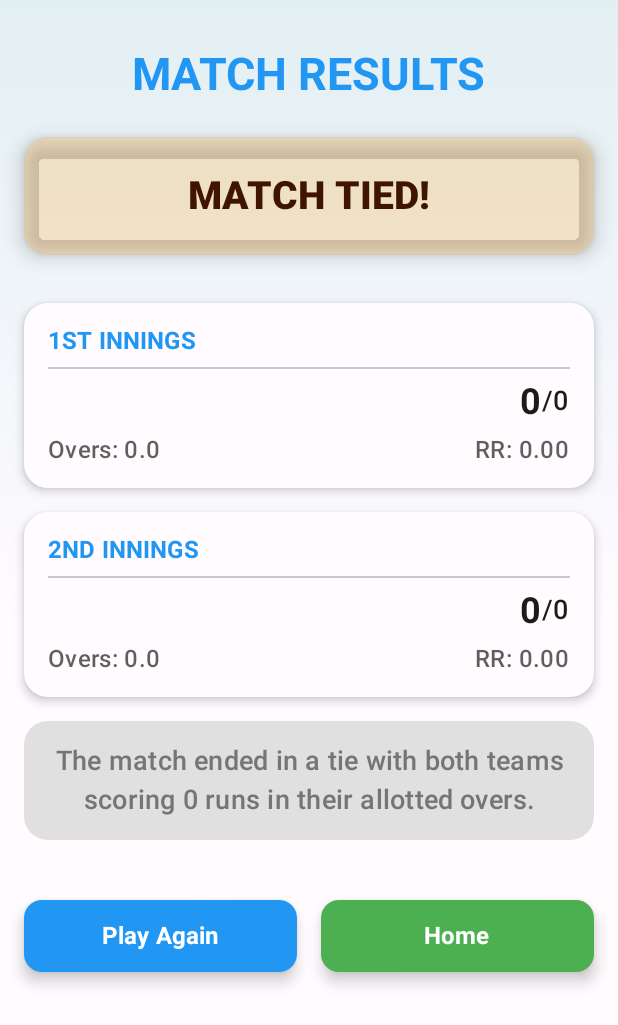
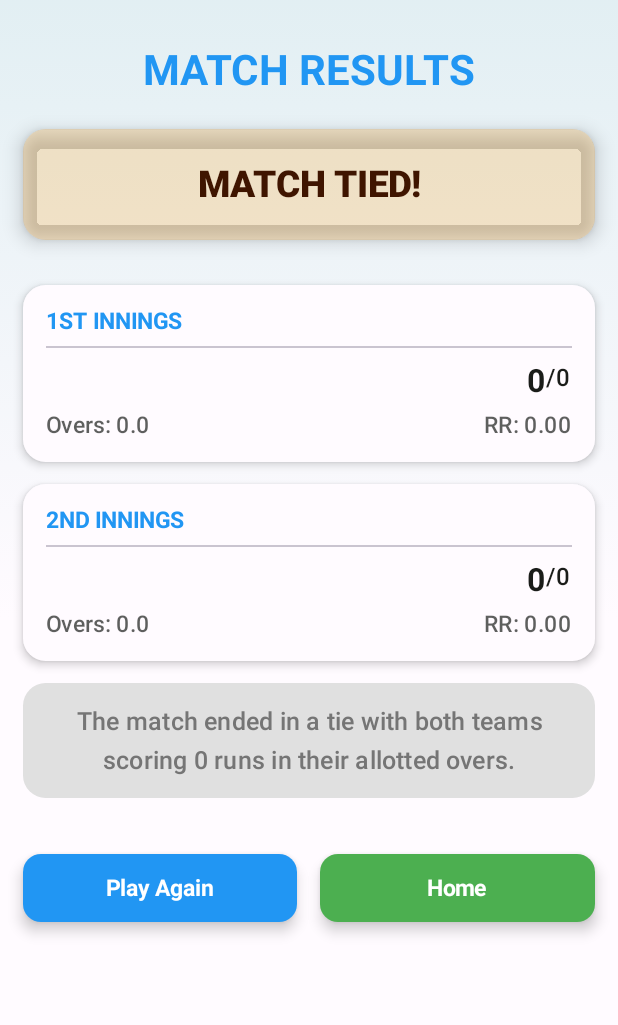
Before and after one commit to AbhinavSantoshi/BookCricketApp, an Android app built with Jetpack Compose: the ResultsScreen screen opened through its navigation route, on a phone screen of 412 x 824 dp. Shown: the top 1025 px of the screen. Run offline under Robolectric (Android 15) with nearby library versions, the phone set to English and light mode, and no system bars; Roboto replaces fonts that are not available here.

Commit message:
Scaling Improvements

```diff
--- a/app/src/main/java/com/example/bookcricketapp/components/CricketButton.kt
+++ b/app/src/main/java/com/example/bookcricketapp/components/CricketButton.kt
@@ -14,9 +14,11 @@ import androidx.compose.ui.graphics.Brush
 import androidx.compose.ui.graphics.Color
 import androidx.compose.ui.graphics.Shape
 import androidx.compose.ui.graphics.graphicsLayer
+import androidx.compose.ui.platform.LocalLayoutDirection
 import androidx.compose.ui.text.TextStyle
 import androidx.compose.ui.text.font.FontWeight
 import androidx.compose.ui.unit.dp
+import com.example.bookcricketapp.utils.*
 
 @Composable
 fun CricketButton(
@@ -30,6 +32,8 @@ fun CricketButton(
 ) {
     val interactionSource = remember { MutableInteractionSource() }
     val isPressed by interactionSource.collectIsPressedAsState()
+    val uiScale = rememberUiScaleUtils()
+    val layoutDir = LocalLayoutDirection.current
 
     // Enhanced scale animation when pressed for better feedback
     val scale by animateFloatAsState(
@@ -95,7 +99,7 @@ fun CricketButton(
         )
     }
 
-    // Enhanced elevation effect
+    // Enhanced elevation effect with scaled values
     val elevation = when (buttonType) {
         ButtonType.OUTLINE -> ButtonDefaults.buttonElevation(
             defaultElevation = 0.dp,
@@ -103,8 +107,8 @@ fun CricketButton(
             disabledElevation = 0.dp
         )
         else -> ButtonDefaults.buttonElevation(
-            defaultElevation = 6.dp,
-            pressedElevation = 2.dp,
+            defaultElevation = uiScale.scaledDp(6.dp),
+            pressedElevation = uiScale.scaledDp(2.dp),
             disabledElevation = 0.dp
         )
     }
@@ -121,14 +125,17 @@ fun CricketButton(
                 OutlinedButton(
                     onClick = onClick,
                     modifier = Modifier
-                        .height(48.dp)
+                        .scaledHeight(48.dp)
                         .fillMaxWidth(),
                     enabled = enabled,
                     shape = shape,
                     interactionSource = interactionSource,
                     elevation = elevation,
                     colors = colors as ButtonColors,
-                    contentPadding = contentPadding,
+                    contentPadding = PaddingValues(
+                        horizontal = uiScale.scaledDp(contentPadding.calculateLeftPadding(layoutDir)),
+                        vertical = uiScale.scaledDp(contentPadding.calculateTopPadding())
+                    ),
                     content = content
                 )
             }
@@ -136,14 +143,17 @@ fun CricketButton(
                 Button(
                     onClick = onClick,
                     modifier = Modifier
-                        .height(48.dp)
+                        .scaledHeight(48.dp)
                         .fillMaxWidth(),
                     enabled = enabled,
                     shape = shape,
                     interactionSource = interactionSource,
                     elevation = elevation,
                     colors = colors,
-                    contentPadding = contentPadding,
+                    contentPadding = PaddingValues(
+                        horizontal = uiScale.scaledDp(contentPadding.calculateLeftPadding(layoutDir)),
+                        vertical = uiScale.scaledDp(contentPadding.calculateTopPadding())
+                    ),
                     content = content
                 )
             }
@@ -158,7 +168,9 @@ fun CricketText(
     fontWeight: FontWeight = FontWeight.Medium,
     color: Color = Color.Unspecified
 ) {
-    Text(
+    val uiScale = rememberUiScaleUtils()
+
+    ScaledText(
         text = text,
         style = style,
         fontWeight = fontWeight,
--- a/app/src/main/java/com/example/bookcricketapp/screens/ResultsScreen.kt
+++ b/app/src/main/java/com/example/bookcricketapp/screens/ResultsScreen.kt
@@ -1,8 +1,6 @@
 package com.example.bookcricketapp.screens
 
 import androidx.compose.animation.AnimatedVisibility
-import androidx.compose.animation.fadeIn
-import androidx.compose.animation.slideInVertically
 import androidx.compose.foundation.background
 import androidx.compose.foundation.layout.*
 import androidx.compose.foundation.rememberScrollState
@@ -12,16 +10,16 @@ import androidx.compose.material3.*
 import androidx.compose.runtime.*
 import androidx.compose.ui.Alignment
 import androidx.compose.ui.Modifier
-import androidx.compose.ui.draw.shadow
 import androidx.compose.ui.graphics.Brush
 import androidx.compose.ui.text.font.FontWeight
 import androidx.compose.ui.text.style.TextAlign
 import androidx.compose.ui.unit.dp
-import androidx.compose.ui.unit.sp
 import com.example.bookcricketapp.components.ButtonType
 import com.example.bookcricketapp.components.CricketButton
 import com.example.bookcricketapp.components.CricketText
+import com.example.bookcricketapp.utils.*
 import com.example.bookcricketapp.viewmodels.GameViewModel
+import com.example.bookcricketapp.utils.standardSlideInBottom
 import kotlinx.coroutines.delay
 
 @Composable
@@ -32,6 +30,7 @@ fun ResultsScreen(
 ) {
     val scrollState = rememberScrollState()
     var showContent by remember { mutableStateOf(false) }
+    val uiScale = rememberUiScaleUtils()
 
     // Capture the game state when the screen first loads to prevent changes during navigation
     // This will preserve the match results even if the game state resets
@@ -150,30 +149,29 @@ fun ResultsScreen(
     ) {
         AnimatedVisibility(
             visible = showContent,
-            enter = fadeIn() + slideInVertically(initialOffsetY = { 100 })
+            enter = standardSlideInBottom(offsetY = 100)
         ) {
             Column(
                 modifier = Modifier
                     .fillMaxSize()
-                    .padding(16.dp)
+                    .scaledPadding(16.dp)
                     .verticalScroll(scrollState),
                 horizontalAlignment = Alignment.CenterHorizontally
             ) {
                 // Title
-                Text(
+                ScaledHeadlineMedium(
                     text = "MATCH RESULTS",
-                    style = MaterialTheme.typography.headlineMedium,
                     fontWeight = FontWeight.Bold,
                     color = MaterialTheme.colorScheme.primary,
-                    modifier = Modifier.padding(vertical = 16.dp)
+                    modifier = Modifier.scaledPadding(vertical = 16.dp)
                 )
 
                 // Winner announcement card
                 Card(
                     modifier = Modifier
                         .fillMaxWidth()
-                        .padding(vertical = 8.dp),
-                    shape = RoundedCornerShape(16.dp),
+                        .scaledPadding(vertical = 8.dp),
+                    shape = RoundedCornerShape(uiScale.scaledDp(16.dp)),
                     colors = CardDefaults.cardColors(
                         containerColor = if (isTie)
                             MaterialTheme.colorScheme.tertiaryContainer
@@ -181,18 +179,17 @@ fun ResultsScreen(
                             MaterialTheme.colorScheme.primaryContainer
                     ),
                     elevation = CardDefaults.cardElevation(
-                        defaultElevation = 8.dp
+                        defaultElevation = uiScale.scaledDp(8.dp)
                     )
                 ) {
                     Column(
                         modifier = Modifier
                             .fillMaxWidth()
-                            .padding(24.dp),
+                            .scaledPadding(24.dp),
                         horizontalAlignment = Alignment.CenterHorizontally
                     ) {
-                        Text(
+                        ScaledHeadlineSmall(
                             text = if (isTie) "MATCH TIED!" else "$winningTeam WINS!",
-                            style = MaterialTheme.typography.headlineSmall,
                             fontWeight = FontWeight.ExtraBold,
                             color = if (isTie)
                                 MaterialTheme.colorScheme.onTertiaryContainer
@@ -201,10 +198,9 @@ fun ResultsScreen(
                         )
 
                         if (!isTie) {
-                            Spacer(modifier = Modifier.height(8.dp))
-                            Text(
+                            Spacer(modifier = Modifier.scaledHeight(8.dp))
+                            ScaledTitleMedium(
                                 text = "by $margin",
-                                style = MaterialTheme.typography.titleMedium,
                                 fontWeight = FontWeight.Medium,
                                 color = MaterialTheme.colorScheme.onPrimaryContainer
                             )
@@ -212,35 +208,34 @@ fun ResultsScreen(
                     }
                 }
 
-                Spacer(modifier = Modifier.height(16.dp))
+                Spacer(modifier = Modifier.scaledHeight(16.dp))
 
                 // First innings summary
                 Card(
                     modifier = Modifier
                         .fillMaxWidth()
-                        .padding(vertical = 8.dp),
-                    shape = RoundedCornerShape(16.dp),
+                        .scaledPadding(vertical = 8.dp),
+                    shape = RoundedCornerShape(uiScale.scaledDp(16.dp)),
                     colors = CardDefaults.cardColors(
                         containerColor = MaterialTheme.colorScheme.surface
                     ),
                     elevation = CardDefaults.cardElevation(
-                        defaultElevation = 4.dp
+                        defaultElevation = uiScale.scaledDp(4.dp)
                     )
                 ) {
                     Column(
                         modifier = Modifier
                             .fillMaxWidth()
-                            .padding(16.dp)
+                            .scaledPadding(16.dp)
                     ) {
-                        Text(
+                        ScaledLabelLarge(
                             text = "1ST INNINGS",
-                            style = MaterialTheme.typography.labelLarge,
                             fontWeight = FontWeight.Bold,
                             color = MaterialTheme.colorScheme.primary
                         )
 
                         Divider(
-                            modifier = Modifier.padding(vertical = 8.dp),
+                            modifier = Modifier.scaledPadding(vertical = 8.dp),
                             color = MaterialTheme.colorScheme.outlineVariant
                         )
 
@@ -249,42 +244,39 @@ fun ResultsScreen(
                             horizontalArrangement = Arrangement.SpaceBetween,
                             verticalAlignment = Alignment.CenterVertically
                         ) {
-                            Text(
+                            ScaledTitleMedium(
                                 text = firstInningsTeamName,
-                                style = MaterialTheme.typography.titleMedium,
                                 fontWeight = FontWeight.Bold
                             )
 
                             Row(verticalAlignment = Alignment.Bottom) {
-                                Text(
+                                ScaledText(
                                     text = "$firstInningsScore",
-                                    fontSize = 24.sp,
+                                    fontSize = scaledSp(24f),
                                     fontWeight = FontWeight.Bold
                                 )
-                                Text(
+                                ScaledText(
                                     text = "/$firstInningsWickets",
-                                    fontSize = 18.sp,
+                                    fontSize = scaledSp(18f),
                                     fontWeight = FontWeight.Medium,
-                                    modifier = Modifier.padding(bottom = 2.dp)
+                                    modifier = Modifier.scaledPadding(bottom = 2.dp)
                                 )
                             }
                         }
 
-                        Spacer(modifier = Modifier.height(8.dp))
+                        Spacer(modifier = Modifier.scaledHeight(8.dp))
 
                         Row(
                             modifier = Modifier.fillMaxWidth(),
                             horizontalArrangement = Arrangement.SpaceBetween
                         ) {
-                            Text(
+                            ScaledBodyMedium(
                                 text = "Overs: $firstInningsOvers",
-                                style = MaterialTheme.typography.bodyMedium,
                                 color = MaterialTheme.colorScheme.onSurface.copy(alpha = 0.7f)
                             )
 
-                            Text(
+                            ScaledBodyMedium(
                                 text = "RR: ${getRunRate(firstInningsScore, if (firstInningsTeamName == team1Name) initialState.team1BallsPlayed else initialState.team2BallsPlayed)}",
-                                style = MaterialTheme.typography.bodyMedium,
                                 color = MaterialTheme.colorScheme.onSurface.copy(alpha = 0.7f)
                             )
                         }
@@ -295,29 +287,28 @@ fun ResultsScreen(
                 Card(
                     modifier = Modifier
                         .fillMaxWidth()
-                        .padding(vertical = 8.dp),
-                    shape = RoundedCornerShape(16.dp),
+                        .scaledPadding(vertical = 8.dp),
+                    shape = RoundedCornerShape(uiScale.scaledDp(16.dp)),
                     colors = CardDefaults.cardColors(
                         containerColor = MaterialTheme.colorScheme.surface
                     ),
                     elevation = CardDefaults.cardElevation(
-                        defaultElevation = 4.dp
+                        defaultElevation = uiScale.scaledDp(4.dp)
                     )
                 ) {
                     Column(
                         modifier = Modifier
                             .fillMaxWidth()
-                            .padding(16.dp)
+                            .scaledPadding(16.dp)
                     ) {
-                        Text(
+                        ScaledLabelLarge(
                             text = "2ND INNINGS",
-                            style = MaterialTheme.typography.labelLarge,
                             fontWeight = FontWeight.Bold,
                             color = MaterialTheme.colorScheme.primary
                         )
 
                         Divider(
-                            modifier = Modifier.padding(vertical = 8.dp),
+                            modifier = Modifier.scaledPadding(vertical = 8.dp),
                             color = MaterialTheme.colorScheme.outlineVariant
                         )
 
@@ -326,42 +317,39 @@ fun ResultsScreen(
                             horizontalArrangement = Arrangement.SpaceBetween,
                             verticalAlignment = Alignment.CenterVertically
                         ) {
-                            Text(
+                            ScaledTitleMedium(
                                 text = secondInningsTeamName,
-                                style = MaterialTheme.typography.titleMedium,
                                 fontWeight = FontWeight.Bold
                             )
 
                             Row(verticalAlignment = Alignment.Bottom) {
-                                Text(
+                                ScaledText(
                                     text = "$secondInningsScore",
-                                    fontSize = 24.sp,
+                                    fontSize = scaledSp(24f),
                                     fontWeight = FontWeight.Bold
                                 )
-                                Text(
+                                ScaledText(
                                     text = "/$secondInningsWickets",
-                                    fontSize = 18.sp,
+                                    fontSize = scaledSp(18f),
                                     fontWeight = FontWeight.Medium,
-                                    modifier = Modifier.padding(bottom = 2.dp)
+                                    modifier = Modifier.scaledPadding(bottom = 2.dp)
                                 )
                             }
                         }
 
-                        Spacer(modifier = Modifier.height(8.dp))
+                        Spacer(modifier = Modifier.scaledHeight(8.dp))
 
                         Row(
                             modifier = Modifier.fillMaxWidth(),
                             horizontalArrangement = Arrangement.SpaceBetween
                         ) {
-                            Text(
+                            ScaledBodyMedium(
                                 text = "Overs: $secondInningsOvers",
-                                style = MaterialTheme.typography.bodyMedium,
                                 color = MaterialTheme.colorScheme.onSurface.copy(alpha = 0.7f)
                             )
 
-                            Text(
+                            ScaledBodyMedium(
                                 text = "RR: ${getRunRate(secondInningsScore, if (secondInningsTeamName == team1Name) initialState.team1BallsPlayed else initialState.team2BallsPlayed)}",
-                                style = MaterialTheme.typography.bodyMedium,
                                 color = MaterialTheme.colorScheme.onSurface.copy(alpha = 0.7f)
                             )
                         }
@@ -372,8 +360,8 @@ fun ResultsScreen(
                 Card(
                     modifier = Modifier
                         .fillMaxWidth()
-                        .padding(vertical = 8.dp),
-                    shape = RoundedCornerShape(16.dp),
+                        .scaledPadding(vertical = 8.dp),
+                    shape = RoundedCornerShape(uiScale.scaledDp(16.dp)),
                     colors = CardDefaults.cardColors(
                         containerColor = MaterialTheme.colorScheme.surfaceVariant
                     )
@@ -381,10 +369,10 @@ fun ResultsScreen(
                     Box(
                         modifier = Modifier
                             .fillMaxWidth()
-                            .padding(16.dp),
+                            .scaledPadding(16.dp),
                         contentAlignment = Alignment.Center
                     ) {
-                        Text(
+                        ScaledBodyLarge(
                             text = if (isTie) {
                                 "The match ended in a tie with both teams scoring $firstInningsScore runs in their allotted overs."
                             } else if (firstInningsWon) {
@@ -398,19 +386,18 @@ fun ResultsScreen(
                                     "$secondInningsTeamName chased down the target on the last ball!"
                                 }
                             },
-                            style = MaterialTheme.typography.bodyLarge,
                             textAlign = TextAlign.Center,
                             color = MaterialTheme.colorScheme.onSurfaceVariant
                         )
                     }
                 }
 
-                Spacer(modifier = Modifier.height(32.dp))
+                Spacer(modifier = Modifier.scaledHeight(32.dp))
 
                 // Action buttons
                 Row(
                     modifier = Modifier.fillMaxWidth(),
-                    horizontalArrangement = Arrangement.spacedBy(16.dp)
+                    horizontalArrangement = Arrangement.spacedBy(uiScale.scaledDp(16.dp))
                 ) {
                     CricketButton(
                         onClick = onPlayAgainClick,
@@ -435,7 +422,7 @@ fun ResultsScreen(
                     }
                 }
 
-                Spacer(modifier = Modifier.height(16.dp))
+                Spacer(modifier = Modifier.scaledHeight(16.dp))
             }
         }
     }
--- /dev/null
+++ b/app/src/main/java/com/example/bookcricketapp/utils/AnimationUtils.kt
@@ -0,0 +1,67 @@
+package com.example.bookcricketapp.utils
+
+import androidx.compose.animation.AnimatedVisibilityScope
+import androidx.compose.animation.EnterTransition
+import androidx.compose.animation.core.Spring
+import androidx.compose.animation.core.spring
+import androidx.compose.animation.core.tween
+import androidx.compose.animation.fadeIn
+import androidx.compose.animation.slideInVertically
+import androidx.compose.runtime.Composable
+
+/**
+ * Animation utilities for consistent animation behavior across the app
+ */
+
+/**
+ * Creates a standard slide-in from bottom animation
+ * @param durationMillis Animation duration in milliseconds
+ * @param offsetY Initial offset in pixels
+ * @param delayMillis Optional delay before starting the animation
+ */
+fun standardSlideInBottom(
+    durationMillis: Int = 300,
+    offsetY: Int = 100,
+    delayMillis: Int = 0
+): EnterTransition = fadeIn(
+    animationSpec = tween(durationMillis = durationMillis, delayMillis = delayMillis)
+) + slideInVertically(
+    animationSpec = tween(durationMillis = durationMillis, delayMillis = delayMillis),
+    initialOffsetY = { offsetY }
+)
+
+/**
+ * Creates a bouncy slide-in from bottom animation
+ * @param offsetY Initial offset in pixels
+ */
+fun bouncySlideInBottom(
+    offsetY: Int = 100
+): EnterTransition = fadeIn(
+    animationSpec = spring(
+        dampingRatio = Spring.DampingRatioMediumBouncy,
+        stiffness = Spring.StiffnessMedium
+    )
+) + slideInVertically(
+    animationSpec = spring(
+        dampingRatio = Spring.DampingRatioMediumBouncy,
+        stiffness = Spring.StiffnessMedium
+    ),
+    initialOffsetY = { offsetY }
+)
+
+/**
+ * Creates a standard slide-in from top animation
+ * @param durationMillis Animation duration in milliseconds
+ * @param offsetY Initial offset in pixels (negative value for top)
+ * @param delayMillis Optional delay before starting the animation
+ */
+fun standardSlideInTop(
+    durationMillis: Int = 300,
+    offsetY: Int = -100,
+    delayMillis: Int = 0
+): EnterTransition = fadeIn(
+    animationSpec = tween(durationMillis = durationMillis, delayMillis = delayMillis)
+) + slideInVertically(
+    animationSpec = tween(durationMillis = durationMillis, delayMillis = delayMillis),
+    initialOffsetY = { offsetY }
+)
--- a/app/src/main/java/com/example/bookcricketapp/utils/TextStyleExtensions.kt
+++ b/app/src/main/java/com/example/bookcricketapp/utils/TextStyleExtensions.kt
@@ -91,6 +91,31 @@ fun ScaledHeadlineSmall(
 }
 
 /**
+ * Composable function for scaled headline medium text
+ */
+@Composable
+fun ScaledHeadlineMedium(
+    text: String,
+    modifier: Modifier = Modifier,
+    color: Color = Color.Unspecified,
+    fontWeight: FontWeight? = null,
+    textAlign: TextAlign? = null,
+    maxLines: Int = Int.MAX_VALUE,
+    overflow: TextOverflow = TextOverflow.Clip
+) {
+    ScaledText(
+        text = text,
+        modifier = modifier,
+        style = MaterialTheme.typography.headlineMedium,
+        color = color,
+        fontWeight = fontWeight,
+        textAlign = textAlign,
+        maxLines = maxLines,
+        overflow = overflow
+    )
+}
+
+/**
  * Composable function for scaled title text
  */
 @Composable
@@ -141,10 +166,10 @@ fun ScaledTitleLarge(
 }
 
 /**
- * Composable function for scaled body text
+ * Composable function for scaled title small text
  */
 @Composable
-fun ScaledBodyMedium(
+fun ScaledTitleSmall(
     text: String,
     modifier: Modifier = Modifier,
     color: Color = Color.Unspecified,
@@ -156,7 +181,109 @@ fun ScaledBodyMedium(
     ScaledText(
         text = text,
         modifier = modifier,
+        style = MaterialTheme.typography.titleSmall,
+        color = color,
+        fontWeight = fontWeight,
+        textAlign = textAlign,
+        maxLines = maxLines,
+        overflow = overflow
+    )
+}
+
+/**
+ * Composable function for scaled body text
+ */
+@Composable
+fun ScaledBodyMedium(
+    text: String,
+    modifier: Modifier = Modifier,
+    color: Color = Color.Unspecified,
+    fontWeight: FontWeight? = null,
+    textAlign: TextAlign? = null,
+    lineHeight: TextUnit = TextUnit.Unspecified,
+    maxLines: Int = Int.MAX_VALUE,
+    overflow: TextOverflow = TextOverflow.Clip
+) {
+    ScaledText(
+        text = text,
+        modifier = modifier,
         style = MaterialTheme.typography.bodyMedium,
+        color = color,
+        fontWeight = fontWeight,
+        textAlign = textAlign,
+        lineHeight = lineHeight,
+        maxLines = maxLines,
+        overflow = overflow
+    )
+}
+
+/**
+ * Composable function for scaled body large text
+ */
+@Composable
+fun ScaledBodyLarge(
+    text: String,
+    modifier: Modifier = Modifier,
+    color: Color = Color.Unspecified,
+    fontWeight: FontWeight? = null,
+    textAlign: TextAlign? = null,
+    maxLines: Int = Int.MAX_VALUE,
+    overflow: TextOverflow = TextOverflow.Clip
+) {
+    ScaledText(
+        text = text,
+        modifier = modifier,
+        style = MaterialTheme.typography.bodyLarge,
+        color = color,
+        fontWeight = fontWeight,
+        textAlign = textAlign,
+        maxLines = maxLines,
+        overflow = overflow
+    )
+}
+
+/**
+ * Composable function for scaled label large text
+ */
+@Composable
+fun ScaledLabelLarge(
+    text: String,
+    modifier: Modifier = Modifier,
+    color: Color = Color.Unspecified,
+    fontWeight: FontWeight? = null,
+    textAlign: TextAlign? = null,
+    maxLines: Int = Int.MAX_VALUE,
+    overflow: TextOverflow = TextOverflow.Clip
+) {
+    ScaledText(
+        text = text,
+        modifier = modifier,
+        style = MaterialTheme.typography.labelLarge,
+        color = color,
+        fontWeight = fontWeight,
+        textAlign = textAlign,
+        maxLines = maxLines,
+        overflow = overflow
+    )
+}
+
+/**
+ * Composable function for scaled label medium text
+ */
+@Composable
+fun ScaledLabelMedium(
+    text: String,
+    modifier: Modifier = Modifier,
+    color: Color = Color.Unspecified,
+    fontWeight: FontWeight? = null,
+    textAlign: TextAlign? = null,
+    maxLines: Int = Int.MAX_VALUE,
+    overflow: TextOverflow = TextOverflow.Clip
+) {
+    ScaledText(
+        text = text,
+        modifier = modifier,
+        style = MaterialTheme.typography.labelMedium,
         color = color,
         fontWeight = fontWeight,
         textAlign = textAlign,
```
Also changed, not shown: app/src/main/java/com/example/bookcricketapp/components/ScoreboardCard.kt (+31 -31 lines), app/src/main/java/com/example/bookcricketapp/screens/GameSetupScreen.kt (+18 -13 lines), app/src/main/java/com/example/bookcricketapp/screens/RulesScreen.kt (+20 -21 lines). Lines whose indentation alone changed are shown as unchanged.
